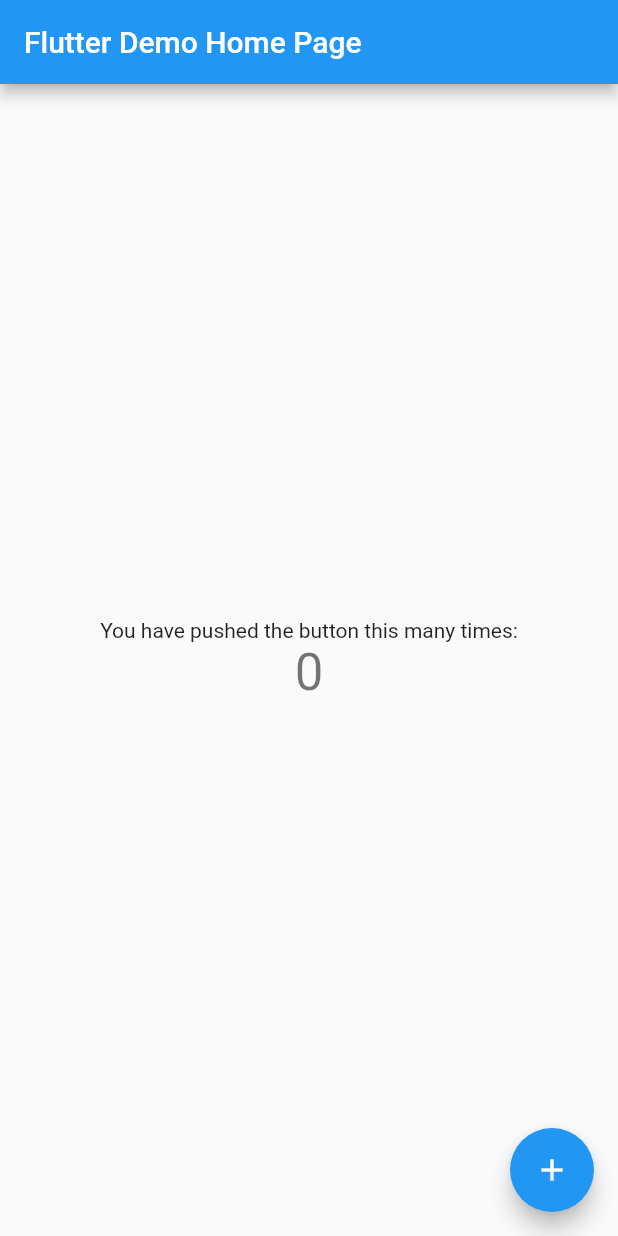
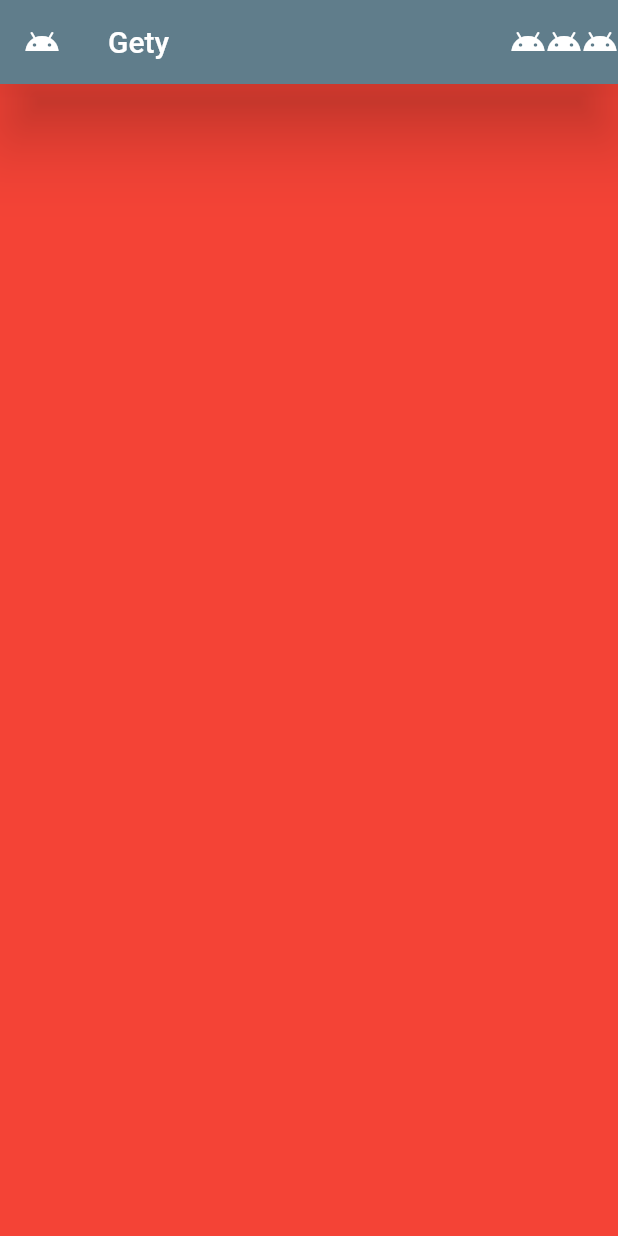
Before and after one commit to GeoffroyMuller/Gety, a Flutter app: the screen it shows after launch, on a phone screen of 412 x 824 dp. Run offline on Flutter 3.47's test engine with Material 2 defaults, Android fonts, the phone set to English and light mode, and no system bars; missing offline and left inert: aqueduct; project files that could hold a hidden picture were left out.

Commit message:
init front

```diff
--- a/gety_front/lib/main.dart
+++ b/gety_front/lib/main.dart
@@ -1,117 +1,45 @@
 import 'package:flutter/material.dart';
 
 void main() {
-  runApp(MyApp());
+  runApp(new MyApp());
 }
 
 class MyApp extends StatelessWidget {
-  // This widget is the root of your application.
   @override
   Widget build(BuildContext context) {
-    return MaterialApp(
-      title: 'Flutter Demo',
-      theme: ThemeData(
-        // This is the theme of your application.
-        //
-        // Try running your application with "flutter run". You'll see the
-        // application has a blue toolbar. Then, without quitting the app, try
-        // changing the primarySwatch below to Colors.green and then invoke
-        // "hot reload" (press "r" in the console where you ran "flutter run",
-        // or simply save your changes to "hot reload" in a Flutter IDE).
-        // Notice that the counter didn't reset back to zero; the application
-        // is not restarted.
-        primarySwatch: Colors.blue,
-        // This makes the visual density adapt to the platform that you run
-        // the app on. For desktop platforms, the controls will be smaller and
-        // closer together (more dense) than on mobile platforms.
-        visualDensity: VisualDensity.adaptivePlatformDensity,
+    return new MaterialApp(
+      title: "Mon Application",
+      theme: new ThemeData(
+          primarySwatch: Colors.blueGrey
       ),
-      home: MyHomePage(title: 'Flutter Demo Home Page'),
+      debugShowCheckedModeBanner: false,
+      home: new Home(),
     );
   }
 }
 
-class MyHomePage extends StatefulWidget {
-  MyHomePage({Key key, this.title}) : super(key: key);
-
-  // This widget is the home page of your application. It is stateful, meaning
-  // that it has a State object (defined below) that contains fields that affect
-  // how it looks.
-
-  // This class is the configuration for the state. It holds the values (in this
-  // case the title) provided by the parent (in this case the App widget) and
-  // used by the build method of the State. Fields in a Widget subclass are
-  // always marked "final".
-
-  final String title;
-
+class Home extends StatefulWidget {
   @override
-  _MyHomePageState createState() => _MyHomePageState();
+  State<StatefulWidget> createState() {
+    return new _Home();
+  }
 }
 
-class _MyHomePageState extends State<MyHomePage> {
-  int _counter = 0;
-
-  void _incrementCounter() {
-    setState(() {
-      // This call to setState tells the Flutter framework that something has
-      // changed in this State, which causes it to rerun the build method below
-      // so that the display can reflect the updated values. If we changed
-      // _counter without calling setState(), then the build method would not be
-      // called again, and so nothing would appear to happen.
-      _counter++;
-    });
-  }
-
+class _Home extends State<Home> {
   @override
   Widget build(BuildContext context) {
-    // This method is rerun every time setState is called, for instance as done
-    // by the _incrementCounter method above.
-    //
-    // The Flutter framework has been optimized to make rerunning build methods
-    // fast, so that you can just rebuild anything that needs updating rather
-    // than having to individually change instances of widgets.
     return Scaffold(
-      appBar: AppBar(
-        // Here we take the value from the MyHomePage object that was created by
-        // the App.build method, and use it to set our appbar title.
-        title: Text(widget.title),
+      appBar: new AppBar(
+        title: new Text("Gety"),
+        leading: new Icon(Icons.android),
+        actions: <Widget>[
+          new Icon(Icons.android),
+          new Icon(Icons.android),
+          new Icon(Icons.android),
+        ],
+        elevation: 20.0,
       ),
-      body: Center(
-        // Center is a layout widget. It takes a single child and positions it
-        // in the middle of the parent.
-        child: Column(
-          // Column is also a layout widget. It takes a list of children and
-          // arranges them vertically. By default, it sizes itself to fit its
-          // children horizontally, and tries to be as tall as its parent.
-          //
-          // Invoke "debug painting" (press "p" in the console, choose the
-          // "Toggle Debug Paint" action from the Flutter Inspector in Android
-          // Studio, or the "Toggle Debug Paint" command in Visual Studio Code)
-          // to see the wireframe for each widget.
-          //
-          // Column has various properties to control how it sizes itself and
-          // how it positions its children. Here we use mainAxisAlignment to
-          // center the children vertically; the main axis here is the vertical
-          // axis because Columns are vertical (the cross axis would be
-          // horizontal).
-          mainAxisAlignment: MainAxisAlignment.center,
-          children: <Widget>[
-            Text(
-              'You have pushed the button this many times:',
-            ),
-            Text(
-              '$_counter',
-              style: Theme.of(context).textTheme.headline4,
-            ),
-          ],
-        ),
-      ),
-      floatingActionButton: FloatingActionButton(
-        onPressed: _incrementCounter,
-        tooltip: 'Increment',
-        child: Icon(Icons.add),
-      ), // This trailing comma makes auto-formatting nicer for build methods.
+      backgroundColor: Colors.red
     );
   }
 }
--- /dev/null
+++ b/gety_front/lib/models/User.dart
@@ -0,0 +1,20 @@
+
+class User {
+
+  int id;
+
+  String avatar;
+
+  String firstname;
+
+  String lastname;
+
+  String email;
+
+  String password;
+
+  String toString() {
+    return 'User{id: $id, avatar: $avatar, firstname: $firstname, lastname: $lastname, email: $email}';
+  }
+
+}
--- /dev/null
+++ b/gety_front/lib/pages/Inscription.dart
@@ -0,0 +1,3 @@
+class Inscription {
+
+}
```
Also changed, not shown: 1 other file.
